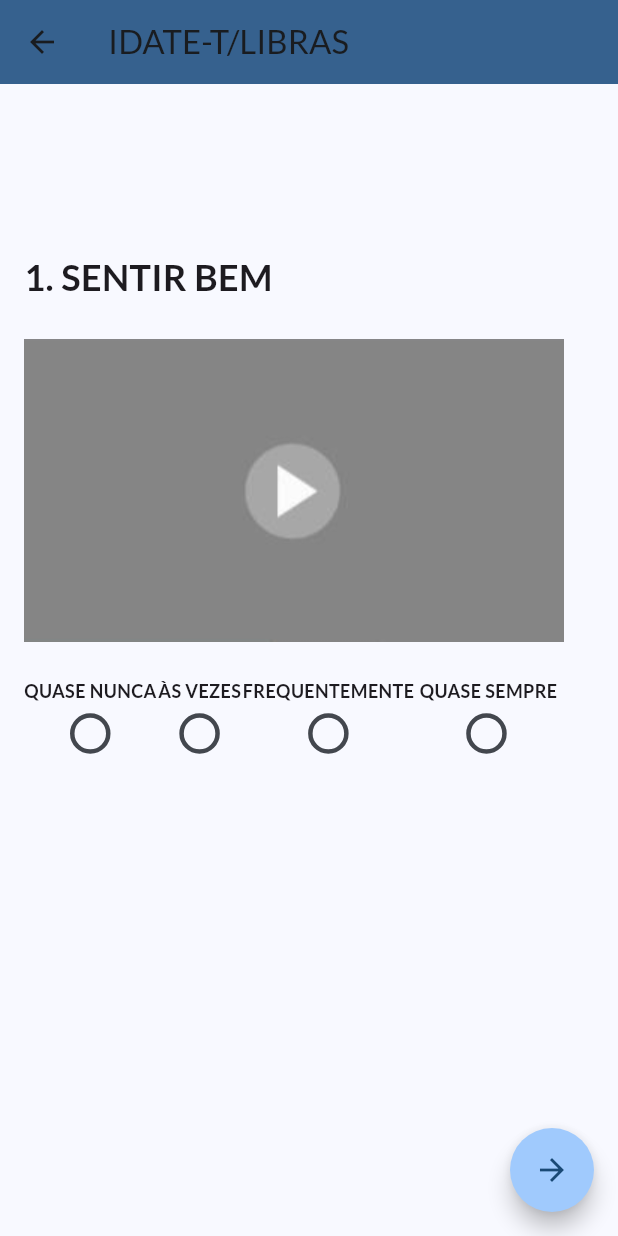
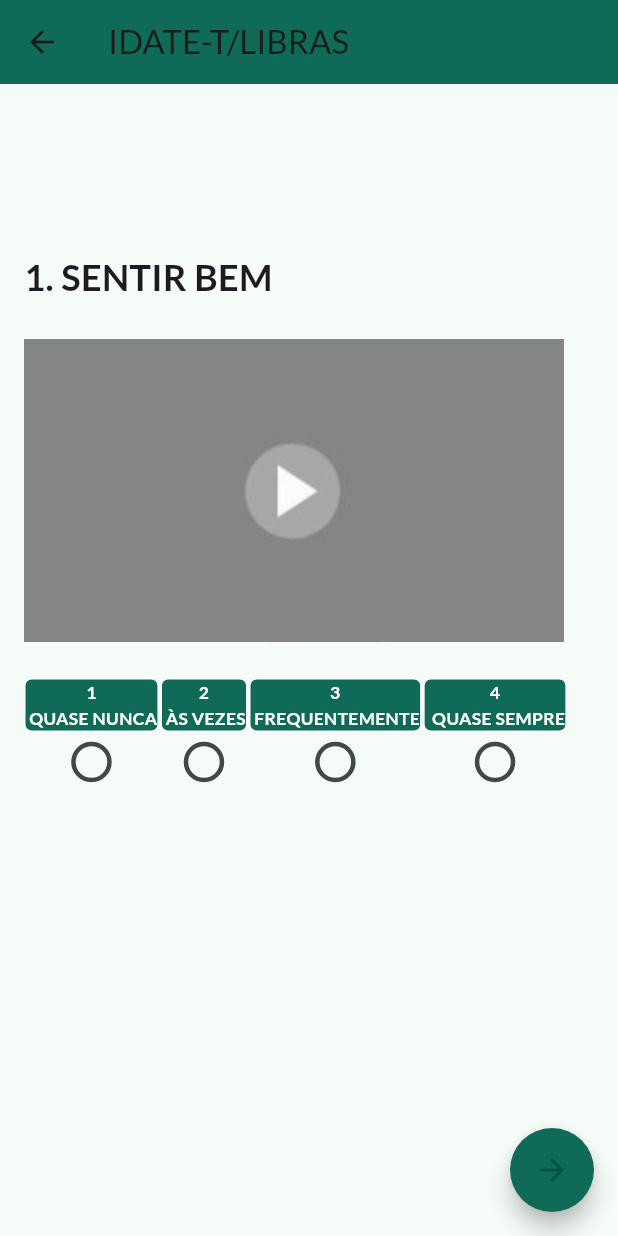
Before and after one commit to viniciusfurtado1/idate_libras, a Flutter app: the IdateTInstrucoes screen opened directly, after a tap on the "arrow forward" icon, on a phone screen of 412 x 824 dp. Run offline on Flutter 3.47's test engine with Material 3 defaults, Android fonts, the phone set to English and light mode, and no system bars; our stand-ins replace google_fonts.

Commit message:
refatoração e varios ajustes

```diff
--- a/lib/idate_t/idate_t_intrucoes.dart
+++ b/lib/idate_t/idate_t_intrucoes.dart
@@ -2,7 +2,7 @@ import 'package:flutter/material.dart';
 import 'package:idate_libras/idate_t/question_page_idate_t.dart';
 
 class IdateTInstrucoes extends StatefulWidget {
-  IdateTInstrucoes({super.key});
+  const IdateTInstrucoes({super.key});
 
   @override
   State<IdateTInstrucoes> createState() => _IdateTInstrucoesState();
@@ -14,13 +14,13 @@ class _IdateTInstrucoesState extends State<IdateTInstrucoes> {
     return Scaffold(
       appBar: AppBar(
         backgroundColor: Theme.of(context).colorScheme.primary,
-        title: Text("IDATE/LIBRAS"),
+        title: const Text("IDATE/LIBRAS"),
       ),
       body: Padding(
         padding:
             const EdgeInsets.only(left: 10, right: 10, top: 10, bottom: 400),
         child: Container(
-          padding: EdgeInsets.all(10),
+          padding: const EdgeInsets.all(10),
           decoration: BoxDecoration(
             //color: Theme.of(context).colorScheme.inversePrimary,
             borderRadius: BorderRadius.circular(12),
@@ -28,7 +28,7 @@ class _IdateTInstrucoesState extends State<IdateTInstrucoes> {
           child: Column(
             crossAxisAlignment: CrossAxisAlignment.start,
             children: [
-              const Text("INSTRUÇÕES IDATE-T", style: TextStyle(fontSize: 20),),
+              const Text("INSTRUÇÕES IDATE-T", style: TextStyle(fontSize: 20, fontWeight: FontWeight.bold),),
 
               Image.asset('assets/images/video.png'),
 
@@ -39,11 +39,11 @@ class _IdateTInstrucoesState extends State<IdateTInstrucoes> {
       floatingActionButton: FloatingActionButton(
         onPressed: () {
           Navigator.of(context)
-                .push(MaterialPageRoute(builder: (context) => QuestionPageIdateT()));
+                .push(MaterialPageRoute(builder: (context) => const QuestionPageIdateT()));
         },
-        shape: CircleBorder(),
+        shape: const CircleBorder(),
+        backgroundColor: Theme.of(context).colorScheme.inversePrimary,
         child: const Icon(Icons.arrow_forward),
-        backgroundColor: Theme.of(context).colorScheme.primary,
       ),
     );
   }
--- a/lib/idate_t/question_page_idate_t.dart
+++ b/lib/idate_t/question_page_idate_t.dart
@@ -3,7 +3,10 @@ import 'package:idate_libras/idate_t/form_summary_idate_t.dart';
 import 'package:idate_libras/question.dart';
 
 class QuestionPageIdateT extends StatefulWidget {
+  const QuestionPageIdateT({super.key});
+
   @override
+  // ignore: library_private_types_in_public_api
   _QuestionPageIdateT createState() => _QuestionPageIdateT();
 }
 
@@ -12,22 +15,31 @@ class _QuestionPageIdateT extends State<QuestionPageIdateT> {
   int _currentPage = 0;
   List<int?> _selectedAnswers = [];
 
+  static const options = [
+    'QUASE NUNCA',
+    'ÀS VEZES',
+    'FREQUENTEMENTE',
+    ' QUASE SEMPRE'
+  ];
+  static const weights = [1, 2, 3, 4];
+  static const reverseWeights = [4, 3, 2, 1];
+
   final List<Question> _questions = [
     Question(
         questionText: '1. SENTIR BEM',
         videoAsset: 'assets/images/video.png',
-        options: ['QUASE NUNCA', 'ÀS VEZES', 'FREQUENTEMENTE', ' QUASE SEMPRE'],
-        weights: [4, 3, 2, 1]),
+        options: options,
+        weights: reverseWeights),
     Question(
         questionText: '2. CANSAR RÁPIDO',
         videoAsset: 'assets/images/video.png',
-        options: ['QUASE NUNCA', 'ÀS VEZES', 'FREQUENTEMENTE', ' QUASE SEMPRE'],
-        weights: [1, 2, 3, 4]),
+        options: options,
+        weights: weights),
     Question(
         questionText: '3. SENTIR VONTADE CHORAR',
         videoAsset: 'assets/images/video.png',
-        options: ['QUASE NUNCA', 'ÀS VEZES', 'FREQUENTEMENTE', ' QUASE SEMPRE'],
-        weights: [1, 2, 3, 4]),
+        options: options,
+        weights: weights),
   ];
 
   @override
@@ -42,19 +54,7 @@ class _QuestionPageIdateT extends State<QuestionPageIdateT> {
         _currentPage++;
       });
       _pageController.nextPage(
-        duration: Duration(milliseconds: 300),
-        curve: Curves.easeIn,
-      );
-    }
-  }
-
-  void _previousPage() {
-    if (_currentPage > 0) {
-      setState(() {
-        _currentPage--;
-      });
-      _pageController.previousPage(
-        duration: Duration(milliseconds: 300),
+        duration: const Duration(milliseconds: 300),
         curve: Curves.easeIn,
       );
     }
@@ -70,8 +70,11 @@ class _QuestionPageIdateT extends State<QuestionPageIdateT> {
     Navigator.push(
       context,
       MaterialPageRoute(
-          builder: (context) => FormSummaryIdateT (
-              questions: _questions, selectedAnswers: _selectedAnswers,  score: score,)),
+          builder: (context) => FormSummaryIdateT(
+                questions: _questions,
+                selectedAnswers: _selectedAnswers,
+                score: score,
+              )),
     );
   }
 
@@ -94,12 +97,12 @@ class _QuestionPageIdateT extends State<QuestionPageIdateT> {
   Widget build(BuildContext context) {
     return Scaffold(
       appBar: AppBar(
-        title: Text('IDATE-T/LIBRAS'),
+        title: const Text('IDATE-T/LIBRAS'),
         //${_currentPage + 1} de ${_questions.length}'
         backgroundColor: Theme.of(context).colorScheme.primary,
       ),
       body: PageView.builder(
-        physics: NeverScrollableScrollPhysics(),
+        physics: const NeverScrollableScrollPhysics(),
         controller: _pageController,
         itemCount: _questions.length,
         itemBuilder: (context, index) {
@@ -108,15 +111,16 @@ class _QuestionPageIdateT extends State<QuestionPageIdateT> {
             child: Column(
               crossAxisAlignment: CrossAxisAlignment.start,
               children: [
-                SizedBox(height: 96), // ajustar a altura aqui
+                const SizedBox(height: 96), // ajustar a altura aqui
                 Text(
                   _questions[index].questionText,
-                  style: TextStyle(fontSize: 24, fontWeight: FontWeight.bold),
+                  style: const TextStyle(
+                      fontSize: 24, fontWeight: FontWeight.bold),
                 ),
 
-                SizedBox(height: 24),
+                const SizedBox(height: 24),
                 Image.asset(_questions[index].videoAsset),
-                SizedBox(height: 24),
+                const SizedBox(height: 24),
 
                 Wrap(
                   spacing: 1,
@@ -126,11 +130,27 @@ class _QuestionPageIdateT extends State<QuestionPageIdateT> {
                     return Column(
                       mainAxisSize: MainAxisSize.min,
                       children: [
-                        Text(_questions[index].options[i],
-                            style: TextStyle(
-                                fontSize: 12, fontWeight: FontWeight.bold)),
+                        Container(
+                          decoration: BoxDecoration(
+                            color: Theme.of(context).colorScheme.primary,
+                            border: Border.all(
+                              color: Colors.white,
+                              width: 1.0,
+                            ),
+                            borderRadius: BorderRadius.circular(5.0),
+                          ),
+                          child: Text(
+                              '${i + 1} \n ${_questions[index].options[i]}',
+                              textAlign: TextAlign.center,
+                              style: const TextStyle(
+                                fontSize: 11.6,
+                                fontWeight: FontWeight.bold,
+                                color: Colors.white,
+                              )),
+                        ),
                         Transform.scale(
                           scale: 1.5, // Aumenta o tamanho do círculo do Radio
+
                           child: Radio<int>(
                             value: i,
                             groupValue: _selectedAnswers[index],
@@ -157,19 +177,19 @@ class _QuestionPageIdateT extends State<QuestionPageIdateT> {
       floatingActionButton: _isLastQuestion()
           ? FloatingActionButton(
               onPressed: _isNextButtonEnabled() ? _goToSummary : null,
-              shape: CircleBorder(),
-              child: Icon(Icons.check),
+              shape: const CircleBorder(),
               backgroundColor: _isNextButtonEnabled()
-                  ? Colors.green
-                  : Colors.green.withOpacity(0.5),
+                  ? Theme.of(context).colorScheme.inversePrimary
+                  : Theme.of(context).colorScheme.primary,
+              child: const Icon(Icons.check),
             )
           : FloatingActionButton(
               onPressed: _isNextButtonEnabled() ? _nextPage : null,
-              shape: CircleBorder(),
-              child: Icon(Icons.arrow_forward),
+              shape: const CircleBorder(),
               backgroundColor: _isNextButtonEnabled()
-                  ? Theme.of(context).colorScheme.primary
-                  : Theme.of(context).colorScheme.inversePrimary,
+                  ? Theme.of(context).colorScheme.inversePrimary
+                  : Theme.of(context).colorScheme.primary,
+              child: const Icon(Icons.arrow_forward),
             ),
     );
   }
```
Also changed, not shown: lib/home_page.dart (+55 -15 lines), lib/idate_instrucoes.dart (+10 -11 lines), lib/idate_t/form_summary_idate_t.dart (+33 -16 lines), lib/main.dart (+7 -9 lines), lib/question.dart (+5 -3 lines).
